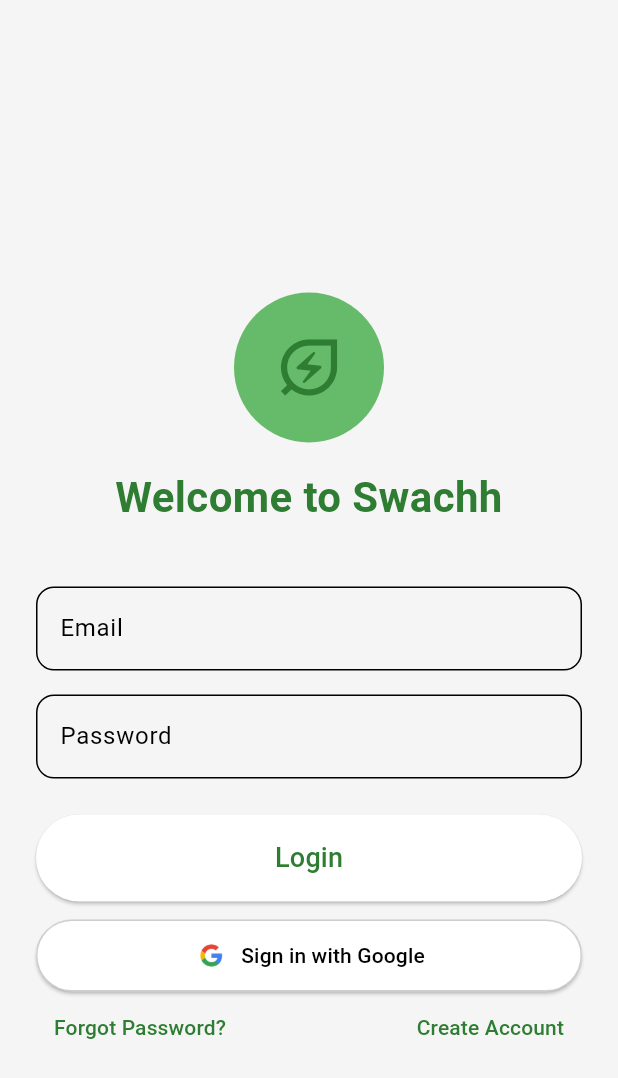
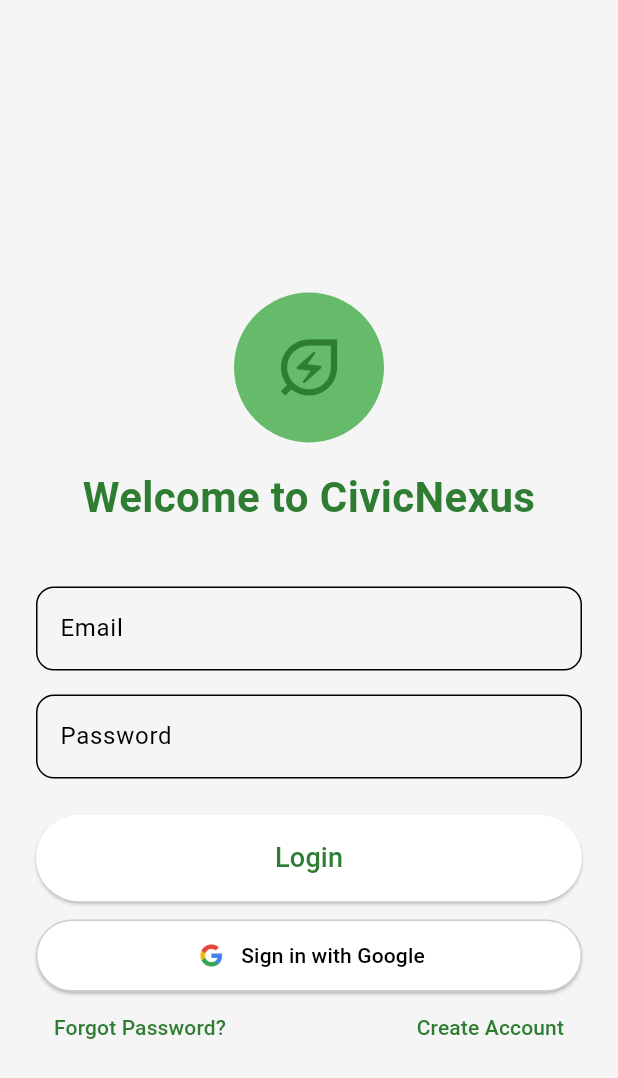
Before and after one commit to awaneetdecoder/swachh-drishti, a Flutter app: the screen it shows after launch, on a phone screen of 412 x 824 dp. Shown: the top 1078 px of the screen. Run offline on Flutter 3.47's test engine with Material 3 defaults, Android fonts, the phone set to English and light mode, and no system bars; our stand-ins replace flutter_secure_storage, geocoding, geolocator, image_picker, page_transition.

Commit message:
feat: complete CivicNexus — Gemini AI civic issue reporter

```diff
--- a/lib/api_config.dart
+++ b/lib/api_config.dart
@@ -1,32 +1,27 @@
+class ApiConfig {
+  // WHY localhost for now:
+  // Backend runs on your machine during development
+  // After deployment, change this ONE line to your Render URL
+  // Everything else updates automatically
+  static const String _baseUrl = 'http://10.0.2.2:8080';
+  // NOTE: 10.0.2.2 = Android emulator's way to reach your PC's localhost
+  // For physical device: use your PC's local IP like 192.168.1.5:8080
+  // For web: use http://localhost:8080
 
+  // Auth endpoints
+  static const String login   = '$_baseUrl/api/auth/login';
+  static const String signup  = '$_baseUrl/api/auth/signup';
+  static const String getMe   = '$_baseUrl/api/auth/me';
 
-/// Provides the correct API endpoints for different platforms.
-class ApiConfig {
-  /// The base URL for the backend server.
-  ///
-  /// This intelligently switches between 'localhost' for web builds
-  /// and the special '10.0.2.2' IP for the Android emulator.
-  /// The port MUST match the one your Node.js server is using.
-  static const String _baseUrl = 'https://swachh-drishti-backend.onrender.com';
-
-  /// The endpoint for user login.
-  static const String login = '$_baseUrl/api/auth/login';
-
-  /// The endpoint for user signup.
-  static const String signup = '$_baseUrl/api/auth/signup';
-
-  /// The endpoint for submitting reports.
-  static const String reports = '$_baseUrl/api/reports/';
-
-  /// The endpoint for getting the current user's profile.
-  static const String getMe = '$_baseUrl/api/auth/me';
-
-  /// The endpoint for getting the user's own reports.
+  // Old report endpoints (keep for backward compatibility)
   static const String myReports = '$_baseUrl/api/reports/myreports';
 
-  static const String issues       = '$_baseUrl/api/issues';
-  static const String allIssues    = '$_baseUrl/api/issues/all';
-  static const String issueStats   = '$_baseUrl/api/issues/stats';
-  static const String upvote       = '$_baseUrl/api/issues'; // + /{id}/upvote
-  static const String resolveIssue = '$_baseUrl/api/issues'; // + /{id}/resolve
+  // NEW issue endpoints
+  static const String submitIssue = '$_baseUrl/api/issues';
+  static const String allIssues   = '$_baseUrl/api/issues/all';
+  static const String myIssues    = '$_baseUrl/api/issues/mine';
+
+  // Dynamic endpoints — built at runtime with issue ID
+  // Usage: '${ApiConfig.issueBase}/42/upvote'
+  static const String issueBase = '$_baseUrl/api/issues';
 }
--- a/lib/auth_screen.dart
+++ b/lib/auth_screen.dart
@@ -113,7 +113,7 @@
                       const SizedBox(height: 80),
                       const AppLogo(radius: 50, iconSize: 50),
                       const SizedBox(height: 16),
-                      Text('Welcome to Swachh', textAlign: TextAlign.center, style: TextStyle(fontSize: 28, fontWeight: FontWeight.bold, color: Theme.of(context).colorScheme.primary)),
+                      Text('Welcome to CivicNexus', textAlign: TextAlign.center, style: TextStyle(fontSize: 28, fontWeight: FontWeight.bold, color: Theme.of(context).colorScheme.primary)),
                       const SizedBox(height: 40),
                       TextFormField(
                         controller: _emailController,
--- a/lib/main.dart
+++ b/lib/main.dart
@@ -10,19 +10,19 @@
   runApp(
     ChangeNotifierProvider(
       create: (_) => ThemeNotifier(),
-      child: const SwachhApp(),
+      child: const CivicNexusApp(),
     ),
   );
 }
 
-class SwachhApp extends StatefulWidget {
-  const SwachhApp({super.key});
+class CivicNexusApp extends StatefulWidget {
+  const CivicNexusApp({super.key});
 
   @override
-  State<SwachhApp> createState() => _SwachhAppState();
+  State<CivicNexusApp> createState() => _CivicNexusAppState();
 }
 
-class _SwachhAppState extends State<SwachhApp> {
+class _CivicNexusAppState extends State<CivicNexusApp> {
   // A variable to hold the result of our login check.
   late Future<bool> _isLoggedInFuture;
 
@@ -45,7 +45,7 @@
     return Consumer<ThemeNotifier>(
       builder: (context, themeNotifier, child) {
         return MaterialApp(
-          title: 'Swachh App',
+          title: 'CivicNexus',
           debugShowCheckedModeBanner: false,
           // Your existing light theme
           theme: ThemeData(
--- a/pubspec.yaml
+++ b/pubspec.yaml
@@ -1,5 +1,5 @@
-name: swachh_drishti
-description: "A new Flutter project."
+name: civicnexus
+description: "CivicNexus — AI-Powered Civic Issue Reporter"
 publish_to: 'none'
 version: 1.0.0+1
 
```
Also changed, not shown: lib/screens/profile_screen.dart (+17 -4 lines), lib/screens/reporter_screen.dart (+71 -18 lines), 4 other files.
